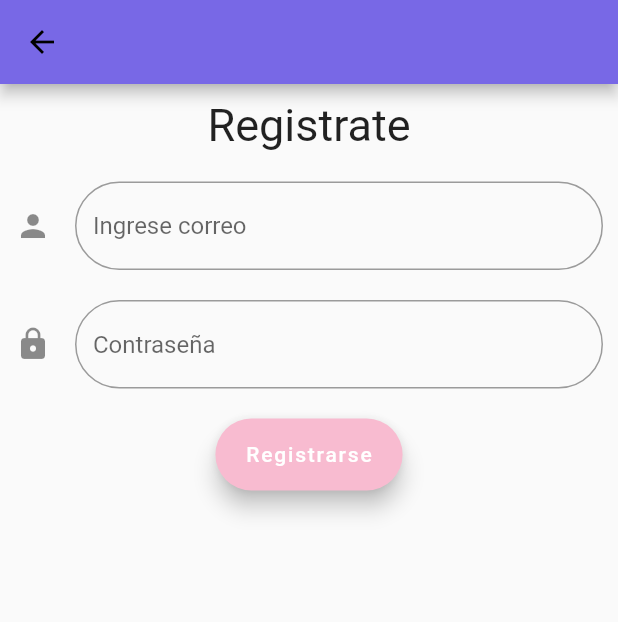
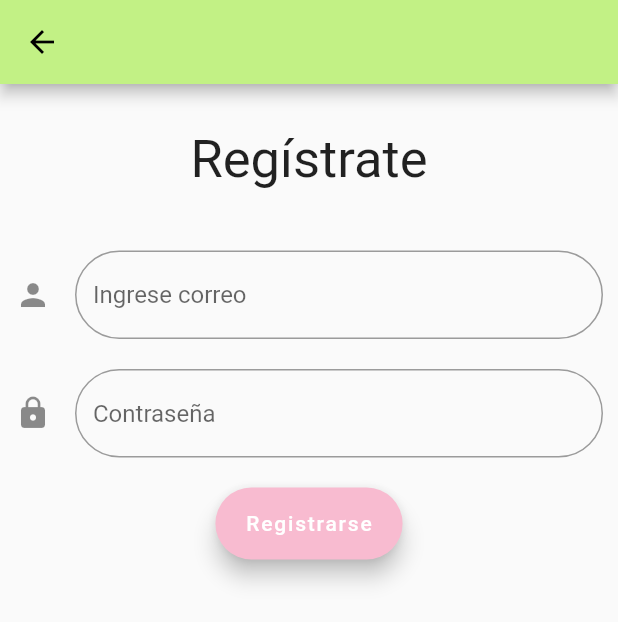
Before and after one commit to DiegoJavb/food, a Flutter app: the RegisterOpccionPage screen opened directly, after a tap on "Registrate con correo", on a phone screen of 412 x 824 dp. Shown: the top 622 px of the screen. Run offline on Flutter 3.47's test engine with Material 2 defaults, Android fonts, the phone set to English and light mode, and no system bars; our stand-ins replace cloud_firestore, firebase_auth, firebase_core, firebase_storage, flutter_signin_button, get and 2 more; accounts and stored records are empty.

Commit message:
color en secuencia registro

```diff
--- a/lib/main.dart
+++ b/lib/main.dart
@@ -1,4 +1,5 @@
 import 'package:flutter/material.dart';
+import 'package:food/src/res/custom_colors.dart';
 import 'package:get/get.dart';
 import 'package:flutter_localizations/flutter_localizations.dart';
 import 'package:firebase_core/firebase_core.dart';
@@ -32,7 +33,7 @@ class MyApp extends StatelessWidget {
         const Locale('es', 'ES'),
       ],
       theme: ThemeData(
-        primaryColor: Colors.white,
+        primaryColor: CustomColors.foodBackground,
       ),
     );
   }
--- a/lib/src/pages/register_option_page.dart
+++ b/lib/src/pages/register_option_page.dart
@@ -22,7 +22,7 @@ class _RegisterOpccionPageState extends State<RegisterOpccionPage> {
   Widget build(BuildContext context) {
     print(role.rolUser);
     return Scaffold(
-      appBar: AppBar(backgroundColor: CustomColors.foodNavy),
+      appBar: AppBar(backgroundColor: CustomColors.foodAppbar),
       body: GetBuilder<LoginController>(
         init: LoginController(),
         builder: (_) {
--- a/lib/src/pages/register_page.dart
+++ b/lib/src/pages/register_page.dart
@@ -25,7 +25,7 @@ class _RegisterPageState extends State<RegisterPage> {
     print(role.rolUser);
     return Scaffold(
       appBar: AppBar(
-        backgroundColor: CustomColors.foodNavy,
+        backgroundColor: CustomColors.foodAppbar,
       ),
       body: GetBuilder<RegisterController>(
         builder: (_) {
@@ -34,13 +34,15 @@ class _RegisterPageState extends State<RegisterPage> {
               key: _controller.formKey,
               child: Column(
                 children: <Widget>[
+                  SizedBox(height: 20.0),
                   Container(
                     padding: const EdgeInsets.all(10.0),
                     child: const Text(
-                      'Registrate',
-                      style: TextStyle(fontSize: 30.0),
+                      'Regístrate',
+                      style: TextStyle(fontSize: 35.0),
                     ),
                   ),
+                  SizedBox(height: 20.0),
                   _createUser(),
                   _createPassword(),
                   _createAccountButton(_),
--- a/lib/src/pages/welcome_page.dart
+++ b/lib/src/pages/welcome_page.dart
@@ -19,7 +19,7 @@ class _WelcomePageState extends State<WelcomePage> {
     print(role.rolUser);
     return Scaffold(
       appBar: AppBar(
-        backgroundColor: CustomColors.foodNavy,
+        backgroundColor: CustomColors.foodAppbar,
       ),
       body: Center(
         child: Column(
@@ -78,6 +78,7 @@ class _WelcomePageState extends State<WelcomePage> {
       child: Column(
         children: <Widget>[
           RadioListTile(
+            activeColor: CustomColors.foodBackground,
             value: 0,
             groupValue: _value,
             onChanged: (value) {
@@ -90,6 +91,7 @@ class _WelcomePageState extends State<WelcomePage> {
             title: Text('Nutricionista'),
           ),
           RadioListTile(
+            activeColor: CustomColors.foodBackground,
             value: 1,
             groupValue: _value,
             onChanged: (value) {
--- a/lib/src/res/custom_colors.dart
+++ b/lib/src/res/custom_colors.dart
@@ -1,5 +1,6 @@
 import 'package:flutter/material.dart';
 
+//-------------------------------------------------------------
 class CustomColors {
   static final Color firebaseNavy = Color(0xFFE4FBFF);
   static final Color foodpink = Color(0xFFB8B5FF);
@@ -7,8 +8,13 @@ class CustomColors {
   static final Color firebaseYellow = Color(0xFFEDEEF7);
   static final Color firebaseGrey = Color(0xFFECEFF1);
   // static final Color foodBackground = Color(0xFFB8B5FF);
-  static final Color foodBackground = Color(0xFFFEFBDE);
+//-------------------------------------------------------------
+  static final Color foodBackground = Color(0xFFFFF47D);
+  static final Color foodAppbar = Color(0xFFC2F185);
+  static final Color foodProgress = Color(0xFFFFBF86);
+  static final Color foodProgress2 = Color(0xFFF6A9A9);
 }
+  // static final Color foodBackground = Color(0xFFFEFBDE);
 // class CustomColors {
 //   static final Color firebaseNavy = Color(0xFFECEFF1);
 //   static final Color firebaseOrange = Color(0xFFF57C00);
```
